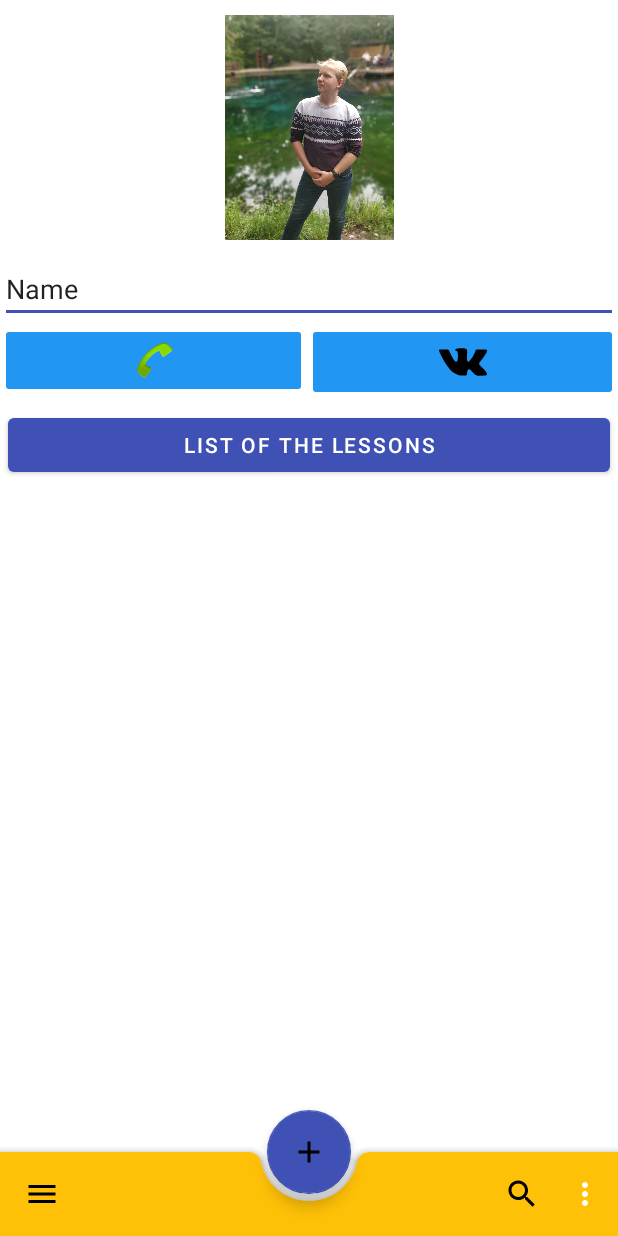
After one commit to sizday/MCHP, an Android app: the layout bottom_app_bar.xml on its own in the app's theme, with its tools: preview values and no code run, on a phone screen of 412 x 824 dp. The commit adds this screen. Run offline under Robolectric (Android 15) with nearby library versions, the phone set to English and light mode, and no system bars.

Commit message:
Material Component

```diff
--- a/app/src/main/java/com/example/mchp/FragmentCalendar.java
+++ b/app/src/main/java/com/example/mchp/FragmentCalendar.java
@@ -15,7 +15,6 @@ public class FragmentCalendar extends Fragment {
     @Nullable
     @Override
     public View onCreateView(@NonNull LayoutInflater inflater, @Nullable ViewGroup container, @Nullable Bundle savedInstanceState) {
-
         View rootView = inflater.inflate(R.layout.fragment_calendar, container, false);
         return rootView;
     }
--- a/app/src/main/java/com/example/mchp/FragmentDynamic.java
+++ b/app/src/main/java/com/example/mchp/FragmentDynamic.java
@@ -11,8 +11,8 @@ import androidx.fragment.app.FragmentManager;
 
 public class FragmentDynamic extends AppCompatActivity {
 
-    FragmentCalendar frag1;
-    FragmentColors frag2;
+    Fragment frag1;
+    Fragment frag2;
     Fragment current;
 
 
--- /dev/null
+++ b/app/src/main/res/drawable/ic_add_24dp.xml
@@ -0,0 +1,9 @@
+<vector xmlns:android="http://schemas.android.com/apk/res/android"
+    android:width="24dp"
+    android:height="24dp"
+    android:viewportWidth="24"
+    android:viewportHeight="24">
+  <path
+      android:fillColor="#FF000000"
+      android:pathData="M19,13h-6v6h-2v-6H5v-2h6V5h2v6h6v2z"/>
+</vector>
--- /dev/null
+++ b/app/src/main/res/drawable/ic_menu_24dp.xml
@@ -0,0 +1,9 @@
+<vector xmlns:android="http://schemas.android.com/apk/res/android"
+    android:width="24dp"
+    android:height="24dp"
+    android:viewportWidth="24"
+    android:viewportHeight="24">
+  <path
+      android:fillColor="#FF000000"
+      android:pathData="M3,18h18v-2L3,16v2zM3,13h18v-2L3,11v2zM3,6v2h18L21,6L3,6z"/>
+</vector>
--- /dev/null
+++ b/app/src/main/res/drawable/ic_search_24dp.xml
@@ -0,0 +1,9 @@
+<vector xmlns:android="http://schemas.android.com/apk/res/android"
+    android:width="24dp"
+    android:height="24dp"
+    android:viewportWidth="24"
+    android:viewportHeight="24">
+  <path
+      android:fillColor="#FF000000"
+      android:pathData="M15.5,14h-0.79l-0.28,-0.27C15.41,12.59 16,11.11 16,9.5 16,5.91 13.09,3 9.5,3S3,5.91 3,9.5 5.91,16 9.5,16c1.61,0 3.09,-0.59 4.23,-1.57l0.27,0.28v0.79l5,4.99L20.49,19l-4.99,-5zM9.5,14C7.01,14 5,11.99 5,9.5S7.01,5 9.5,5 14,7.01 14,9.5 11.99,14 9.5,14z"/>
+</vector>
--- /dev/null
+++ b/app/src/main/res/layout/bottom_app_bar.xml
@@ -0,0 +1,89 @@
+<androidx.coordinatorlayout.widget.CoordinatorLayout xmlns:tools="http://schemas.android.com/tools"
+    android:layout_width="match_parent"
+    android:layout_height="match_parent"
+    xmlns:android="http://schemas.android.com/apk/res/android"
+    xmlns:app="http://schemas.android.com/apk/res-auto">
+
+    <LinearLayout
+        android:orientation="vertical" android:layout_width="match_parent"
+        android:layout_height="match_parent"
+        tools:ignore="UseCompoundDrawables">
+
+        <ImageView
+            android:id="@+id/imageView"
+            android:layout_width="wrap_content"
+            android:layout_height="150dp"
+            android:contentDescription="@string/TODO"
+            android:scaleType="centerInside"
+            app:srcCompat="@drawable/profile"
+            android:layout_margin="10dp" />
+
+        <EditText
+            android:id="@+id/editTextPersonName"
+            android:layout_width="match_parent"
+            android:layout_height="wrap_content"
+            android:ems="10"
+            android:inputType="textPersonName"
+            android:text="@string/name"
+            android:autofillHints=""
+            tools:ignore="LabelFor" />
+
+        <LinearLayout
+            android:layout_width="match_parent"
+            android:layout_height="wrap_content"
+            android:orientation="horizontal">
+
+            <ImageButton
+                android:id="@+id/imageButton"
+                android:layout_width="wrap_content"
+                android:layout_height="wrap_content"
+                android:layout_weight="1"
+                android:layout_gravity="center_horizontal"
+                android:onClick="onClickTel"
+                android:contentDescription="@string/TODO"
+                app:srcCompat="@android:drawable/sym_action_call"
+                app:backgroundTint="@color/lite_blue" />
+
+            <ImageButton
+                android:id="@+id/imageButton5"
+                android:layout_width="wrap_content"
+                android:layout_height="wrap_content"
+                android:layout_weight="1"
+                android:layout_gravity="center_horizontal"
+                android:onClick="onClickVK"
+                android:contentDescription="@string/TODO"
+                app:srcCompat="@drawable/ic_vk_logo"
+                tools:ignore="VectorDrawableCompat"
+                app:backgroundTint="@color/lite_blue" />
+
+        </LinearLayout>
+
+        <Button
+            android:id="@+id/button2"
+            android:layout_width="match_parent"
+            android:layout_height="wrap_content"
+            android:text="@string/lesson_list"
+            android:layout_margin="5dp"
+            android:onClick="onClick"
+            app:backgroundTint="@color/blue"/>
+
+    </LinearLayout>
+
+    <com.google.android.material.bottomappbar.BottomAppBar
+        android:id="@+id/bottomAppBar"
+        android:layout_width="match_parent"
+        android:layout_height="wrap_content"
+        android:layout_gravity="bottom"
+        style="@style/Widget.MaterialComponents.BottomAppBar.Colored"
+        app:navigationIcon="@drawable/ic_menu_24dp"
+        app:menu="@menu/bottom_app_bar"/>
+
+    <com.google.android.material.floatingactionbutton.FloatingActionButton
+        android:layout_width="wrap_content"
+        android:layout_height="wrap_content"
+        app:srcCompat="@drawable/ic_add_24dp"
+        app:layout_anchor="@id/bottomAppBar"
+        android:contentDescription="@string/TODO"
+        tools:ignore="VectorDrawableCompat" />
+
+</androidx.coordinatorlayout.widget.CoordinatorLayout>
--- a/app/src/main/res/layout/testing_dinamic_fragment.xml
+++ b/app/src/main/res/layout/testing_dinamic_fragment.xml
@@ -30,6 +30,8 @@
     <FrameLayout
         android:id="@+id/frgmCont"
         android:layout_width="match_parent"
-        android:layout_height="match_parent">
+        android:layout_height="wrap_content">
     </FrameLayout>
+
+
 </LinearLayout>
--- /dev/null
+++ b/app/src/main/res/menu/bottom_app_bar.xml
@@ -0,0 +1,18 @@
+<?xml version="1.0" encoding="utf-8"?>
+<menu xmlns:android="http://schemas.android.com/apk/res/android"
+    xmlns:app="http://schemas.android.com/apk/res-auto">
+    <item
+        android:id="@+id/search"
+        android:icon="@drawable/ic_search_24dp"
+        android:title="@string/search"
+        android:contentDescription="@string/content_description_search"
+        app:showAsAction="ifRoom"
+        />
+
+    <item
+        android:id="@+id/more"
+        android:title="@string/more"
+        android:contentDescription="@string/content_description_more"
+        app:showAsAction="never"
+        />
+</menu>
--- a/app/src/main/res/values/strings.xml
+++ b/app/src/main/res/values/strings.xml
@@ -27,4 +27,11 @@
     <string name="TODO">TODO</string>
     <string name="FIO">Sizov Denis</string>
     <string name="name">Name</string>
+    <string name="todo">TODO</string>
+    <string name="search" />
+    <string name="content_description_search" />
+    <string name="more" />
+    <string name="content_description_more" />
+    <string name="text_label_1" />
+    <string name="text_label_2" />
 </resources>
```
Also changed, not shown: app/src/main/java/com/example/mchp/MainActivity.java (+34 -0 lines), app/src/main/res/drawable/ic_search_black_24dp.xml (deleted, +0 -9 lines), app/src/main/res/layout/bottom_navigation.xml (added, +28 -0 lines), app/src/main/res/menu/bottom_navigation_menu.xml (added, +18 -0 lines), app/src/main/res/menu/main_menu.xml (+5 -2 lines), app/src/main/res/menu/main_menu2.xml (+5 -3 lines).
